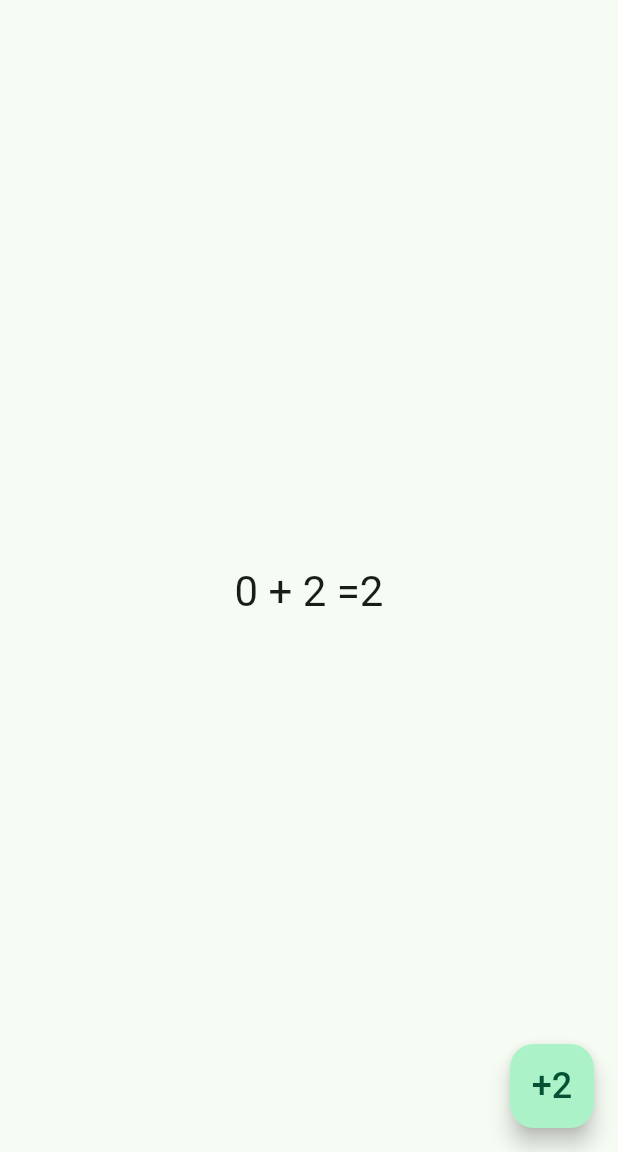
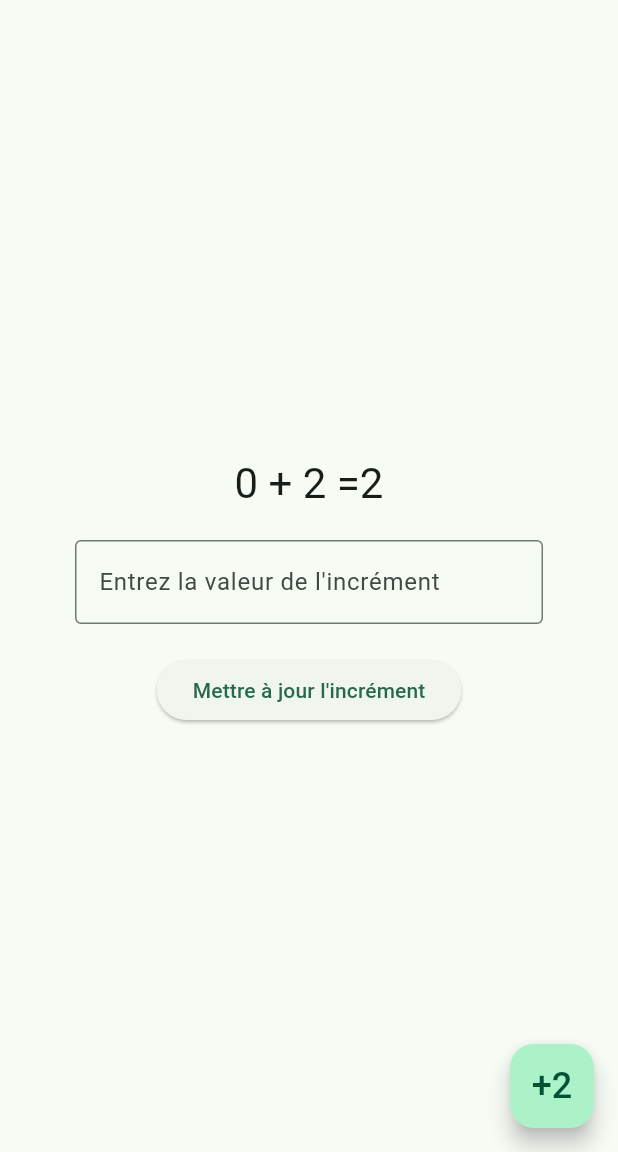
Before and after one commit to ValDev99/Calculator-Flutter, a Flutter app: the screen it shows after launch, on a phone screen of 412 x 824 dp, the part 84-1236 px from its top. Run offline on Flutter 3.47's test engine with Material 3 defaults, Android fonts, the phone set to English and light mode, and no system bars.

Commit message:
feat: add possibility to change increment

```diff
--- a/lib/calculator.dart
+++ b/lib/calculator.dart
@@ -1,5 +1,6 @@
 import 'package:flutter/material.dart';
 import 'widgets/result_display.dart';
+import 'widgets/increment_modif.dart';
 
 class Calculator extends StatefulWidget {
   const Calculator({super.key, required this.title});
@@ -13,13 +14,53 @@ class Calculator extends StatefulWidget {
 class _CalculatorState extends State<Calculator> {
   int _counter = 0;
   int _increment = 2;
-  int _howMuchClick = 0;
+  int _clickCount = 0;
+  final TextEditingController _incrementController = TextEditingController();
 
   void _incrementCounter() {
     setState(() {
       _counter += _increment;
-      _howMuchClick++;
+      _clickCount++;
     });
+  }
+
+  void _updateIncrement() {
+    final String inputText = _incrementController.text;
+
+    if (inputText.isNotEmpty && int.tryParse(inputText) != null) {
+      final int newIncrement = int.parse(inputText);
+
+      if (newIncrement == 0) {
+        _showAlert();
+        setState(() {
+          _increment = 1;
+        });
+      } else {
+        setState(() {
+          _increment = newIncrement;
+        });
+      }
+    }
+  }
+
+  void _showAlert() {
+    showDialog(
+      context: context,
+      builder: (BuildContext context) {
+        return AlertDialog(
+          title: const Text('Valeur incorrecte'),
+          content: const Text("La valeur de l'incrément ne peut pas être 0. Elle a été changée à 1."),
+          actions: <Widget>[
+            TextButton(
+              child: const Text('OK'),
+              onPressed: () {
+                Navigator.of(context).pop();
+              },
+            ),
+          ],
+        );
+      },
+    );
   }
 
   @override
@@ -33,24 +74,29 @@ class _CalculatorState extends State<Calculator> {
         child: Column(
           mainAxisAlignment: MainAxisAlignment.center,
           children: <Widget>[
-            if (_howMuchClick > 0)
+            if (_clickCount > 0)
               Text(
-                'Vous avez cliqué $_howMuchClick fois',
+                'Vous avez cliqué $_clickCount fois',
                 style: Theme.of(context).textTheme.headlineSmall,
               ),
-            const SizedBox(height: 20), // Ajouter un espace entre les deux textes
+            const SizedBox(height: 20),
             ResultDisplay(counter: _counter, increment: _increment),
+            const SizedBox(height: 20),
+
+            // Utilisation du nouveau widget IncrementInput
+            IncrementInput(
+              controller: _incrementController,
+              updateIncrement: _updateIncrement,
+            ),
           ],
         ),
       ),
       floatingActionButton: FloatingActionButton(
         onPressed: _incrementCounter,
         tooltip: 'Increment',
-        child: const Text(
-          '+2',
-          style: TextStyle(
-            fontSize: 24,
-          ),
+        child: Text(
+          '+$_increment', // Affiche dynamiquement la valeur de l'incrément
+          style: const TextStyle(fontSize: 24),
         ),
       ),
     );
--- /dev/null
+++ b/lib/widgets/increment_modif.dart
@@ -0,0 +1,36 @@
+import 'package:flutter/material.dart';
+
+class IncrementInput extends StatelessWidget {
+  final TextEditingController controller;
+  final Function updateIncrement;
+
+  const IncrementInput({
+    Key? key,
+    required this.controller,
+    required this.updateIncrement,
+  }) : super(key: key);
+
+  @override
+  Widget build(BuildContext context) {
+    return Column(
+      children: [
+        Padding(
+          padding: const EdgeInsets.symmetric(horizontal: 50),
+          child: TextField(
+            controller: controller,
+            keyboardType: TextInputType.number, // Forcer la saisie numérique
+            decoration: const InputDecoration(
+              labelText: 'Entrez la valeur de l\'incrément',
+              border: OutlineInputBorder(),
+            ),
+          ),
+        ),
+        const SizedBox(height: 20),
+        ElevatedButton(
+          onPressed: () => updateIncrement(), // Appelle la fonction de mise à jour
+          child: const Text('Mettre à jour l\'incrément'),
+        ),
+      ],
+    );
+  }
+}
```
